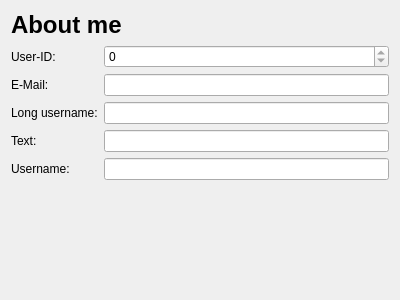
qohelet/QtZeiterfassung, file dialogs/aboutmedialog.ui: the form before one commit.
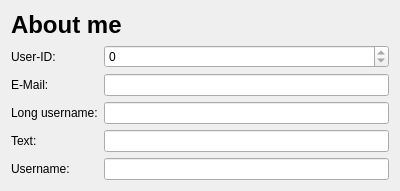
The form after the commit.

```diff
--- a/dialogs/aboutmedialog.ui
+++ b/dialogs/aboutmedialog.ui
@@ -7,9 +7,15 @@
     <x>0</x>
     <y>0</y>
     <width>400</width>
-    <height>300</height>
+    <height>236</height>
    </rect>
   </property>
+  <property name="maximumSize">
+   <size>
+    <width>16777215</width>
+    <height>0</height>
+   </size>
+  </property>
   <property name="windowTitle">
    <string>Dialog</string>
   </property>
```
